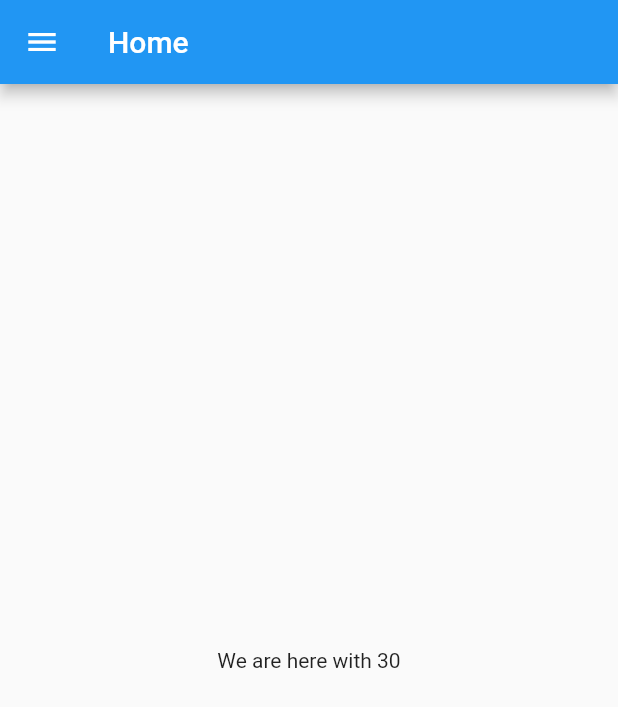
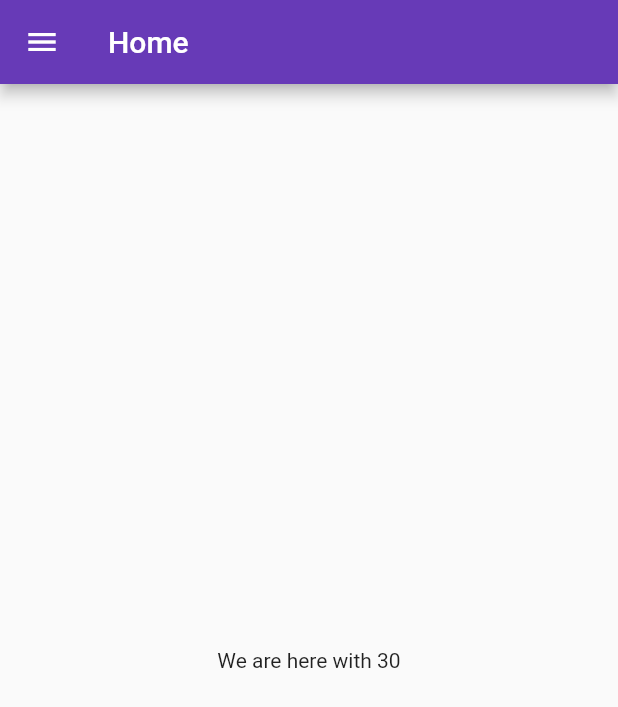
Before and after one commit to Sameerhesta/flutter-first, a Flutter app: the screen it shows after launch, on a phone screen of 412 x 824 dp. Shown: the top 707 px of the screen. Run offline on Flutter 3.47's test engine with Material 2 defaults, Android fonts, the phone set to English and light mode, and no system bars.

Commit message:
Day3 Routs, text property and themes

```diff
--- a/lib/main.dart
+++ b/lib/main.dart
@@ -1,5 +1,6 @@
 import 'package:flutter/material.dart';
-import 'home_page.dart';
+import 'pages/login_page.dart';
+import 'pages/home_page.dart';
 
 void main() {
   runApp(const MyApp());
@@ -10,9 +11,22 @@ class MyApp extends StatelessWidget {
 
   @override
   Widget build(BuildContext context) {
-    return const MaterialApp(
+    return MaterialApp(
       title: 'First app',
-      home: HomePage(),
+      // home: const HomePage(),
+      themeMode: ThemeMode.light,
+      theme: ThemeData(
+        primarySwatch: Colors.deepPurple
+      ),
+      darkTheme: ThemeData(
+        brightness: Brightness.dark
+      ),
+      initialRoute: "/home",
+      routes: {
+        "/": (context) => const LoginPage(),
+        "/home": (context) => const HomePage(),
+        "/login": (context) => const LoginPage()
+      },
     );
   }
 }
```
Also changed, not shown: lib/pages/login_page.dart (added, +20 -0 lines), lib/pages/home_page.dart (renamed from lib/home_page.dart).
